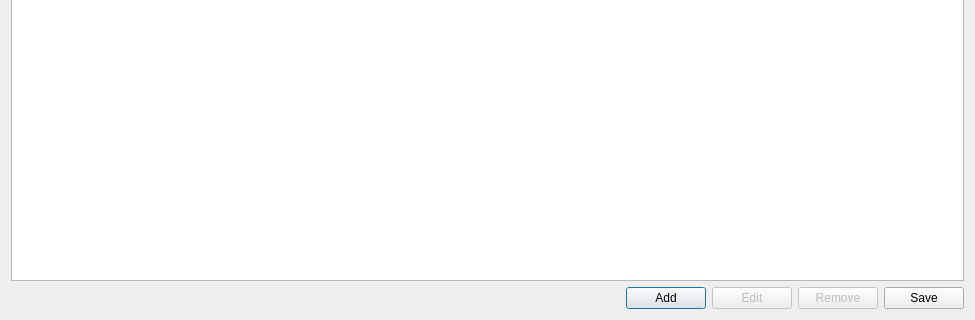
Old version of the form Dialog/PatchManagerDialog.ui in the repository wario-land/WL4Editor; both pictures show x 0 to 975 and y 330 to 650 of the 975 by 650 pixel window.
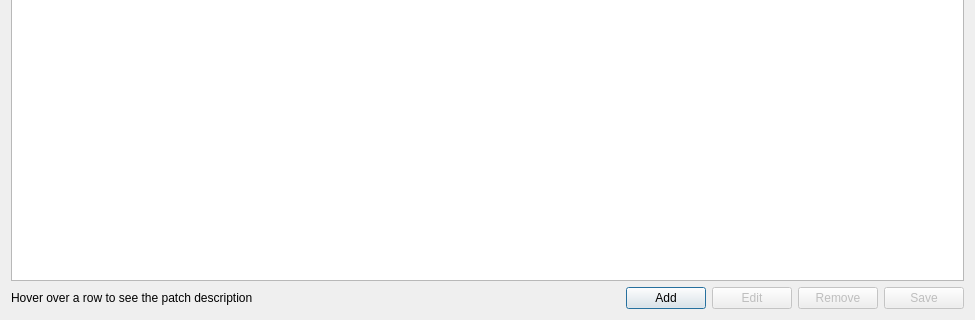
New version of the form. Custom widgets are drawn as their Qt base class.

```diff
--- a/Dialog/PatchManagerDialog.ui
+++ b/Dialog/PatchManagerDialog.ui
@@ -29,6 +29,13 @@
    </item>
    <item>
     <layout class="QHBoxLayout" name="horizontalLayout">
+     <item>
+      <widget class="QLabel" name="tooltipHintLabel">
+       <property name="text">
+        <string>Hover over a row to see the patch description</string>
+       </property>
+      </widget>
+     </item>
      <item>
       <spacer name="horizontalSpacer">
        <property name="orientation">
@@ -72,7 +79,7 @@
      <item>
       <widget class="QPushButton" name="savePatchButton">
        <property name="enabled">
-        <bool>true</bool>
+        <bool>false</bool>
        </property>
        <property name="text">
         <string>Save</string>
```
